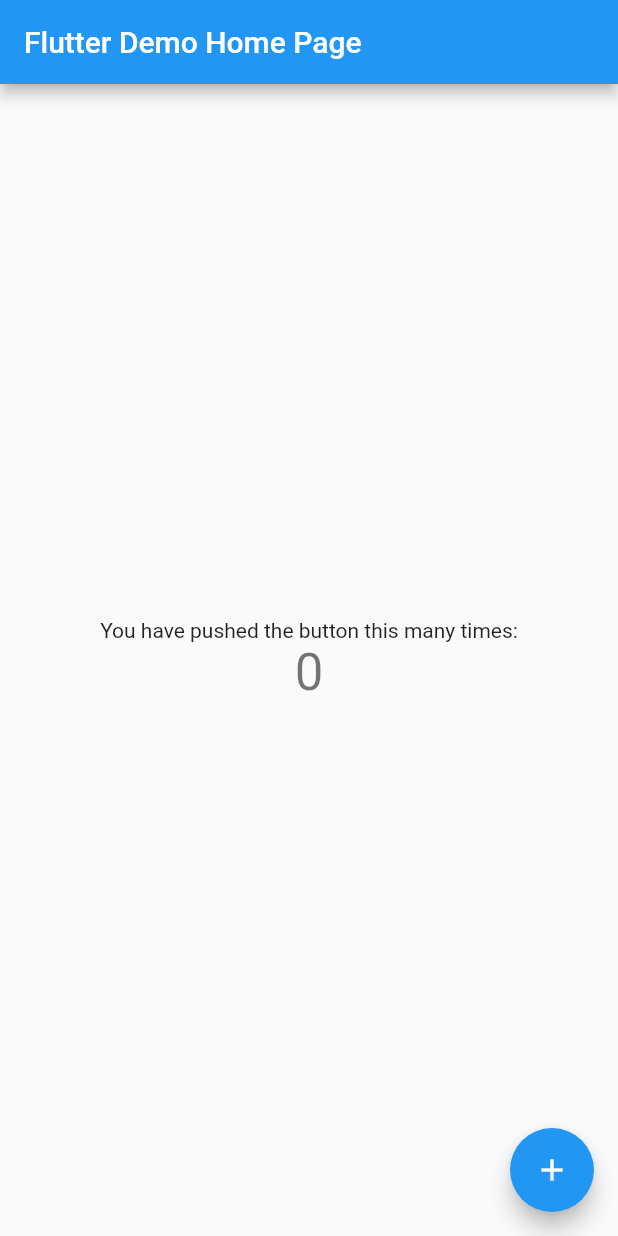
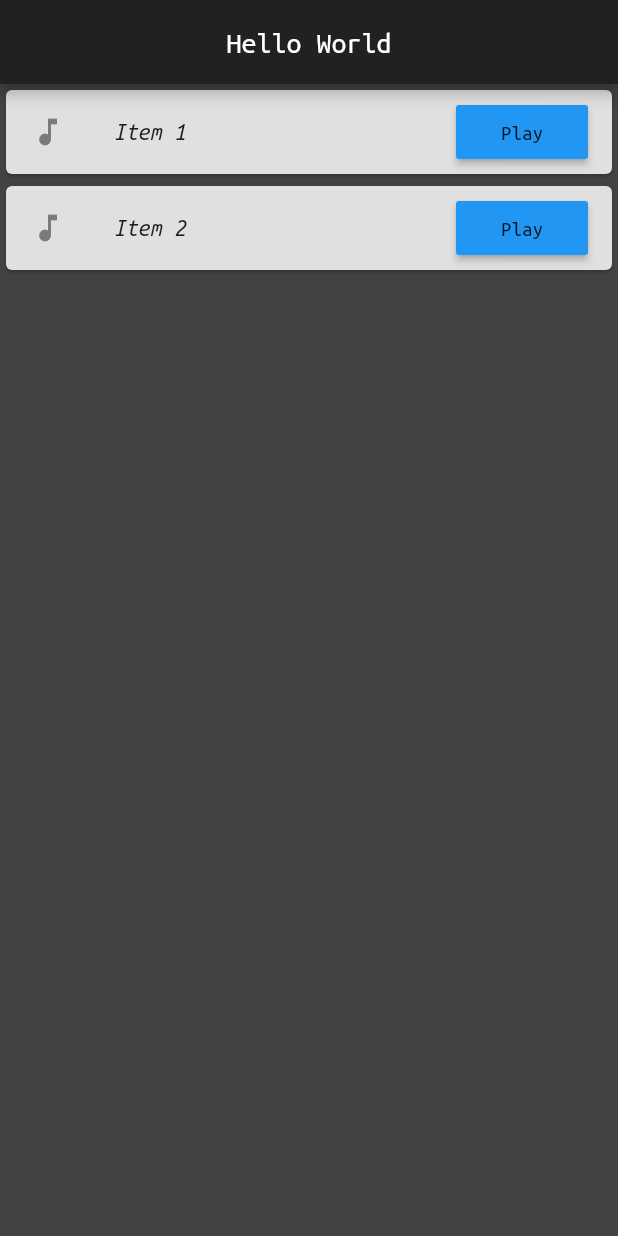
Before and after one commit to Gautam-J/music_recommender, a Flutter app: the screen it shows after launch, on a phone screen of 412 x 824 dp. Run offline on Flutter 3.47's test engine with Material 2 defaults, Android fonts, the phone set to English and light mode, and no system bars.

Commit message:
configured basic theme

```diff
--- a/lib/main.dart
+++ b/lib/main.dart
@@ -1,117 +1,75 @@
 import 'package:flutter/material.dart';
 
-void main() {
-  runApp(MyApp());
-}
+void main() => runApp(MyApp());
 
 class MyApp extends StatelessWidget {
-  // This widget is the root of your application.
   @override
   Widget build(BuildContext context) {
+    // Main App
     return MaterialApp(
-      title: 'Flutter Demo',
+      // Title of the app
+      title: 'Music Recommender',
+      // Theme of the app
       theme: ThemeData(
-        // This is the theme of your application.
-        //
-        // Try running your application with "flutter run". You'll see the
-        // application has a blue toolbar. Then, without quitting the app, try
-        // changing the primarySwatch below to Colors.green and then invoke
-        // "hot reload" (press "r" in the console where you ran "flutter run",
-        // or simply save your changes to "hot reload" in a Flutter IDE).
-        // Notice that the counter didn't reset back to zero; the application
-        // is not restarted.
-        primarySwatch: Colors.blue,
-        // This makes the visual density adapt to the platform that you run
-        // the app on. For desktop platforms, the controls will be smaller and
-        // closer together (more dense) than on mobile platforms.
-        visualDensity: VisualDensity.adaptivePlatformDensity,
+        // Default colors of the app
+        primaryColor: Colors.grey[900],
+        accentColor: Colors.blue,
+        backgroundColor: Colors.grey[800],
+        // Colors for various widgets
+        cardColor: Colors.grey[300],
+        buttonColor: Colors.blue,
+        // Default font family
+        fontFamily: 'UbuntuMono',
       ),
-      home: MyHomePage(title: 'Flutter Demo Home Page'),
+      // Home Route
+      home: HomeView(),
     );
   }
 }
 
-class MyHomePage extends StatefulWidget {
-  MyHomePage({Key key, this.title}) : super(key: key);
-
-  // This widget is the home page of your application. It is stateful, meaning
-  // that it has a State object (defined below) that contains fields that affect
-  // how it looks.
-
-  // This class is the configuration for the state. It holds the values (in this
-  // case the title) provided by the parent (in this case the App widget) and
-  // used by the build method of the State. Fields in a Widget subclass are
-  // always marked "final".
-
-  final String title;
-
-  @override
-  _MyHomePageState createState() => _MyHomePageState();
-}
-
-class _MyHomePageState extends State<MyHomePage> {
-  int _counter = 0;
-
-  void _incrementCounter() {
-    setState(() {
-      // This call to setState tells the Flutter framework that something has
-      // changed in this State, which causes it to rerun the build method below
-      // so that the display can reflect the updated values. If we changed
-      // _counter without calling setState(), then the build method would not be
-      // called again, and so nothing would appear to happen.
-      _counter++;
-    });
-  }
-
+class HomeView extends StatelessWidget {
   @override
   Widget build(BuildContext context) {
-    // This method is rerun every time setState is called, for instance as done
-    // by the _incrementCounter method above.
-    //
-    // The Flutter framework has been optimized to make rerunning build methods
-    // fast, so that you can just rebuild anything that needs updating rather
-    // than having to individually change instances of widgets.
     return Scaffold(
+      backgroundColor: Theme.of(context).backgroundColor,
       appBar: AppBar(
-        // Here we take the value from the MyHomePage object that was created by
-        // the App.build method, and use it to set our appbar title.
-        title: Text(widget.title),
+        title: Text('Hello World'),
+        centerTitle: true,
       ),
-      body: Center(
-        // Center is a layout widget. It takes a single child and positions it
-        // in the middle of the parent.
-        child: Column(
-          // Column is also a layout widget. It takes a list of children and
-          // arranges them vertically. By default, it sizes itself to fit its
-          // children horizontally, and tries to be as tall as its parent.
-          //
-          // Invoke "debug painting" (press "p" in the console, choose the
-          // "Toggle Debug Paint" action from the Flutter Inspector in Android
-          // Studio, or the "Toggle Debug Paint" command in Visual Studio Code)
-          // to see the wireframe for each widget.
-          //
-          // Column has various properties to control how it sizes itself and
-          // how it positions its children. Here we use mainAxisAlignment to
-          // center the children vertically; the main axis here is the vertical
-          // axis because Columns are vertical (the cross axis would be
-          // horizontal).
-          mainAxisAlignment: MainAxisAlignment.center,
-          children: <Widget>[
-            Text(
-              'You have pushed the button this many times:',
+      body: ListView(
+        children: <Widget>[
+          Card(
+            child: ListTile(
+              title: Text(
+                'Item 1',
+                style: TextStyle(
+                  fontStyle: FontStyle.italic
+                ),
+              ),
+              leading: Icon(Icons.music_note),
+              trailing: RaisedButton(
+                onPressed: () {},
+                child: Text('Play'),
+              ),
             ),
-            Text(
-              '$_counter',
-              style: Theme.of(context).textTheme.headline4,
+          ),
+          Card(
+            child: ListTile(
+              title: Text(
+                'Item 2',
+                style: TextStyle(
+                  fontStyle: FontStyle.italic
+                ),
+              ),
+              leading: Icon(Icons.music_note),
+              trailing: RaisedButton(
+                onPressed: () {},
+                child: Text('Play'),
+              ),
             ),
-          ],
-        ),
+          ),
+        ],
       ),
-      floatingActionButton: FloatingActionButton(
-        onPressed: _incrementCounter,
-        tooltip: 'Increment',
-        child: Icon(Icons.add),
-      ), // This trailing comma makes auto-formatting nicer for build methods.
     );
   }
 }
```
